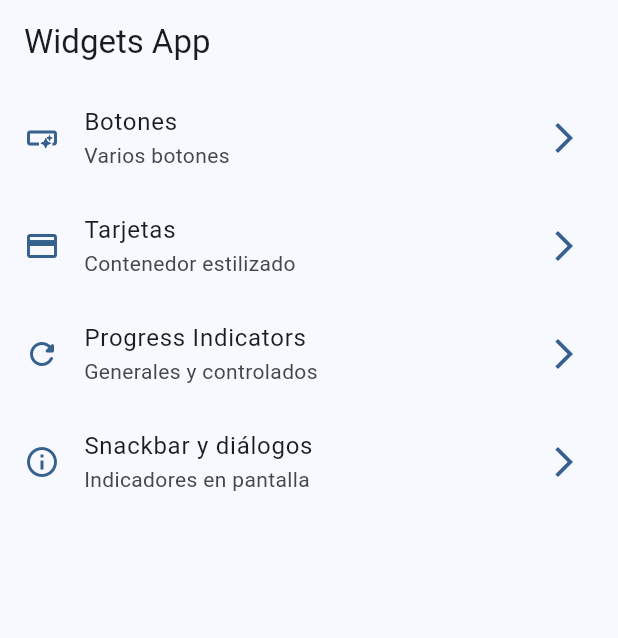
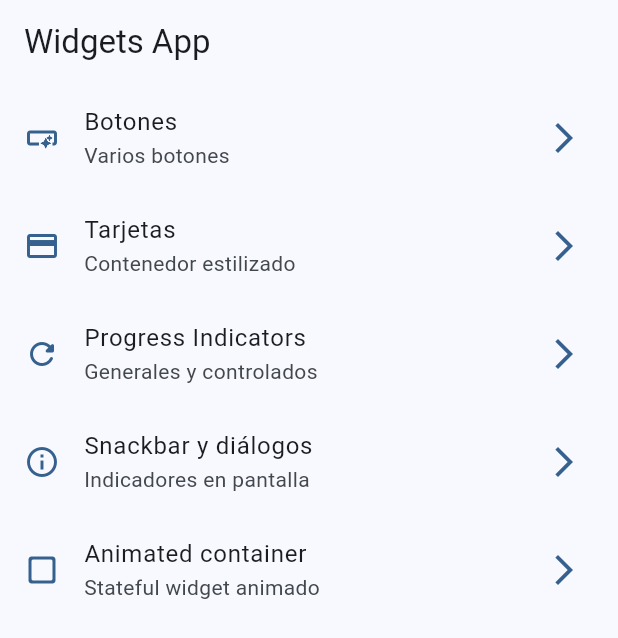
Before and after one commit to MiguelHG2351/widget-app, a Flutter app: the screen it shows after launch, on a phone screen of 412 x 824 dp. Shown: the top 638 px of the screen. Run offline on Flutter 3.47's test engine with Material 3 defaults, Android fonts, the phone set to English and light mode, and no system bars; our stand-ins replace go_router.

Commit message:
first animation with animation container

```diff
--- a/lib/config/router/app_router.dart
+++ b/lib/config/router/app_router.dart
@@ -31,5 +31,10 @@ final appRouter = GoRouter(
       name: SnackbarScreen.name,
       builder: (context, state) => const SnackbarScreen()
     ),
+    GoRoute(
+      path: '/animated',
+      name: AnimatedScreen.name,
+      builder: (context, state) => const AnimatedScreen()
+    ),
   ]
 );
--- a/lib/config/theme/menu/menu_item.dart
+++ b/lib/config/theme/menu/menu_item.dart
@@ -39,4 +39,10 @@ const appMenuItems = <MenuItem>[
     link: '/snackbars',
     icon: Icons.info_outline
   ),
+  MenuItem(
+    title: 'Animated container',
+    subTitle: 'Stateful widget animado',
+    link: '/animated',
+    icon: Icons.check_box_outline_blank_rounded
+  ),
 ];
```
Also changed, not shown: lib/presentation/screens/animated/animated_screen.dart (+21 -1 lines).
